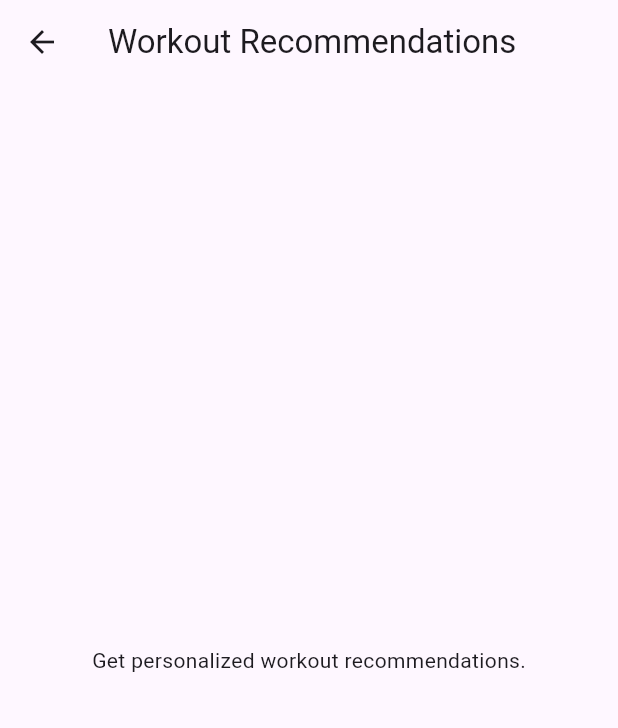
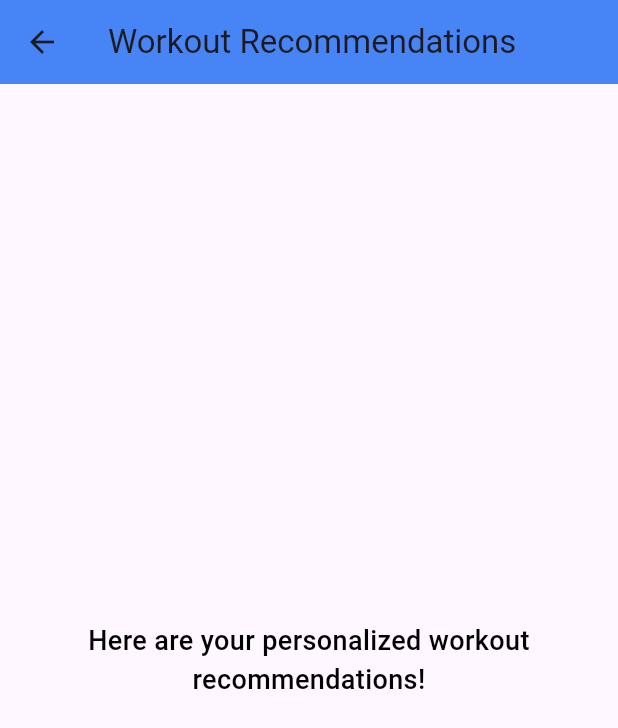
Before and after one commit to ZiyadSobhy/projectSWE1010, a Flutter app: the WorkoutRecommendations screen opened directly, on a phone screen of 412 x 824 dp. Shown: the top 728 px of the screen. Run offline on Flutter 3.47's test engine with Material 3 defaults, Android fonts, the phone set to English and light mode, and no system bars; our stand-ins replace cloud_firestore, firebase_auth, firebase_core; accounts and stored records are empty.

Commit message:
Initial commit

```diff
--- a/lib/main.dart
+++ b/lib/main.dart
@@ -5,7 +5,7 @@ import 'firebase_options.dart';
 // شاشات المستخدم
 import 'screens/user/user_login.dart';
 import 'screens/user/user_register.dart';
-import 'screens/user/user_dashboard.dart';
+
 import 'screens/user/progress_monitoring.dart';
 import 'screens/user/goal_setting.dart';
 import 'screens/user/user_profile_screen.dart';
@@ -47,7 +47,7 @@ class FitnessApp extends StatelessWidget {
             print('User added: $name');
           },
         ),
-        '/user/dashboard': (context) => UserDashboard(),
+
         '/user/profile': (context) => ProfileScreen(),
         '/user/activity': (context) => ActivityTrackingScreen(),
         '/user/progress': (context) => ProgressMonitoring(),
--- a/lib/screens/user/workout_recommendations.dart
+++ b/lib/screens/user/workout_recommendations.dart
@@ -4,9 +4,24 @@ class WorkoutRecommendations extends StatelessWidget {
   @override
   Widget build(BuildContext context) {
     return Scaffold(
-      appBar: AppBar(title: Text('Workout Recommendations')),
-      body: Center(
-        child: Text('Get personalized workout recommendations.'),
+      appBar: AppBar(
+        title: Text('Workout Recommendations'),
+        backgroundColor: Colors.blueAccent,
+        elevation: 4,
+      ),
+      body: Padding(
+        padding: const EdgeInsets.all(16.0),
+        child: Center(
+          child: Text(
+            'Here are your personalized workout recommendations!',
+            style: TextStyle(
+              fontSize: 18.0,
+              fontWeight: FontWeight.w500,
+              color: Colors.black,
+            ),
+            textAlign: TextAlign.center,
+          ),
+        ),
       ),
     );
   }
```
Also changed, not shown: lib/screens/user/user_dashboard.dart (deleted, +0 -13 lines), lib/screens/user/user_home_screen.dart (+20 -9 lines).
